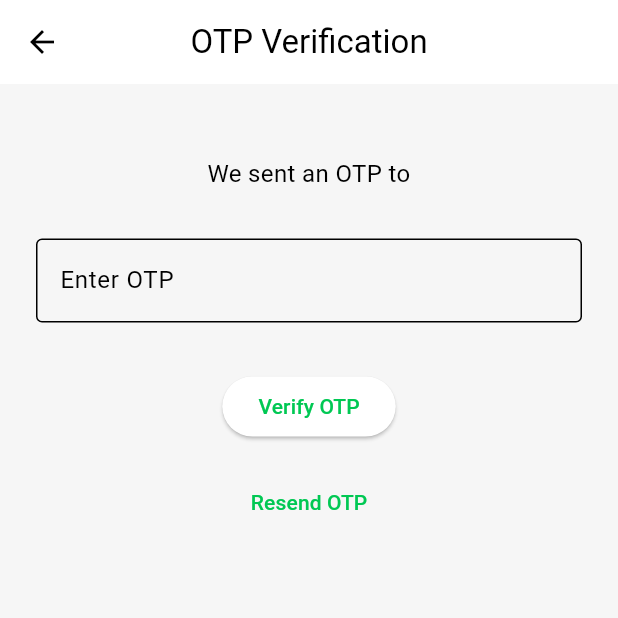
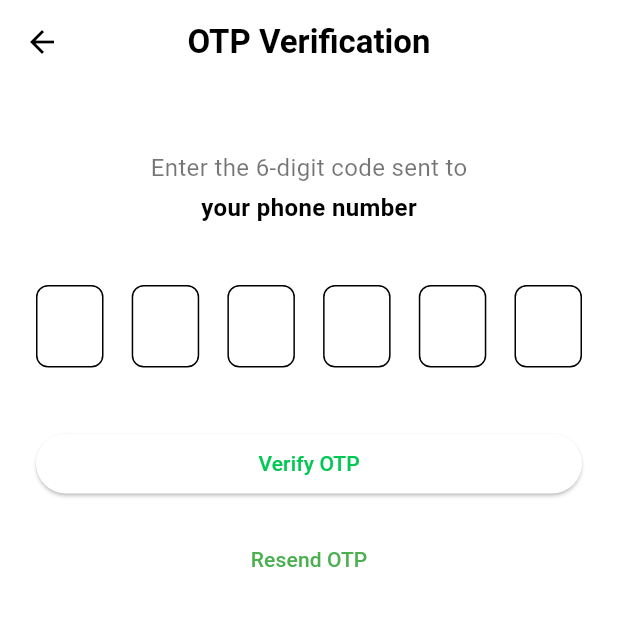
Before and after one commit to MikiasEyayaw/bike_e_scooter, a Flutter app: the OtpVerificationScreen screen opened by its route, on a phone screen of 412 x 824 dp, the top half of it. Run offline on Flutter 3.47's test engine with Material 3 defaults, Android fonts, the light colour scheme and no system bars.

Commit message:
Implement responsive Verification & OTP interface (UI-only, not yet connected to routes

```diff
--- a/lib/app.dart
+++ b/lib/app.dart
@@ -12,7 +12,7 @@ class MyApp extends StatelessWidget {
       title: 'RideNow',
       debugShowCheckedModeBanner: false,
       theme: AppTheme.lightTheme,
-      initialRoute: RouteNames.login,
+      initialRoute: RouteNames.verification,
       onGenerateRoute: AppRouter.generateRoute,
     );
   }
--- a/lib/features/auth/screen/otp_verfication_screen.dart
+++ b/lib/features/auth/screen/otp_verfication_screen.dart
@@ -3,24 +3,56 @@ import '../../../core/widgets/custom_button.dart';
 import '../../../core/widgets/loading_instructor.dart';
 
 class OtpVerificationScreen extends StatefulWidget {
-  final String phoneNumber;
+  final String? phoneNumber;
 
-  const OtpVerificationScreen({super.key, required this.phoneNumber});
+  const OtpVerificationScreen({super.key, this.phoneNumber});
 
   @override
   State<OtpVerificationScreen> createState() => _OtpVerificationScreenState();
 }
 
 class _OtpVerificationScreenState extends State<OtpVerificationScreen> {
-  final TextEditingController _otpController = TextEditingController();
+  final List<TextEditingController> _otpControllers =
+      List.generate(6, (_) => TextEditingController());
   bool _isLoading = false;
+  String? _displayPhone;
+
+  @override
+  void didChangeDependencies() {
+    super.didChangeDependencies();
+
+    // ✅ Safely access ModalRoute here instead of initState()
+    if (_displayPhone == null || _displayPhone!.isEmpty) {
+      final routeArgs = ModalRoute.of(context)?.settings.arguments;
+
+      if (routeArgs != null) {
+        if (routeArgs is Map) {
+          _displayPhone = (routeArgs['phone'] ??
+                  routeArgs['phoneNumber'] ??
+                  routeArgs['idNumber'])
+              ?.toString();
+        } else {
+          _displayPhone = routeArgs.toString();
+        }
+      }
+    }
+
+    // Fallback: if still null, use constructor-provided value
+    _displayPhone ??= widget.phoneNumber ?? '';
+  }
 
   void _verifyOtp() async {
+    String otp = _otpControllers.map((c) => c.text).join();
+
+    if (otp.length != 6) {
+      ScaffoldMessenger.of(context).showSnackBar(
+        const SnackBar(content: Text('Please enter the 6-digit OTP')),
+      );
+      return;
+    }
+
     setState(() => _isLoading = true);
-
-    // Simulate OTP verification delay
     await Future.delayed(const Duration(seconds: 2));
-
     setState(() => _isLoading = false);
 
     ScaffoldMessenger.of(context).showSnackBar(
@@ -30,44 +62,112 @@ class _OtpVerificationScreenState extends State<OtpVerificationScreen> {
     Navigator.pushReplacementNamed(context, '/dashboard');
   }
 
+  void _onOtpChanged(int index, String value) {
+    if (value.isNotEmpty && index < 5) {
+      FocusScope.of(context).nextFocus();
+    } else if (value.isEmpty && index > 0) {
+      FocusScope.of(context).previousFocus();
+    }
+  }
+
+  @override
+  void dispose() {
+    for (var controller in _otpControllers) {
+      controller.dispose();
+    }
+    super.dispose();
+  }
+
   @override
   Widget build(BuildContext context) {
+    final phoneText = (_displayPhone == null || _displayPhone!.isEmpty)
+        ? 'your phone number'
+        : _displayPhone!;
+
     return Scaffold(
+      backgroundColor: Colors.white,
       appBar: AppBar(
-        title: const Text('OTP Verification'),
+        leading: IconButton(
+          icon: const Icon(Icons.arrow_back),
+          onPressed: () => Navigator.pop(context),
+        ),
+        title: const Text(
+          'OTP Verification',
+          style: TextStyle(fontWeight: FontWeight.w600),
+        ),
         centerTitle: true,
+        backgroundColor: Colors.white,
+        elevation: 0,
+        foregroundColor: Colors.black,
       ),
       body: Padding(
         padding: const EdgeInsets.all(24.0),
         child: Column(
           crossAxisAlignment: CrossAxisAlignment.center,
           children: [
-            const SizedBox(height: 24),
-            Text(
-              'We sent an OTP to ${widget.phoneNumber}',
-              textAlign: TextAlign.center,
-              style: const TextStyle(fontSize: 16),
-            ),
-            const SizedBox(height: 32),
-            TextField(
-              controller: _otpController,
-              keyboardType: TextInputType.number,
-              decoration: const InputDecoration(
-                labelText: 'Enter OTP',
-                border: OutlineInputBorder(),
+            const SizedBox(height: 20),
+            const Text(
+              'Enter the 6-digit code sent to',
+              style: TextStyle(
+                fontSize: 16,
+                color: Colors.black54,
               ),
             ),
-            const SizedBox(height: 32),
+            const SizedBox(height: 4),
+            Text(
+              phoneText,
+              style: const TextStyle(
+                fontWeight: FontWeight.bold,
+                fontSize: 16,
+              ),
+            ),
+            const SizedBox(height: 40),
+
+            // OTP boxes
+            Row(
+              mainAxisAlignment: MainAxisAlignment.spaceBetween,
+              children: List.generate(6, (index) {
+                return SizedBox(
+                  width: 45,
+                  height: 55,
+                  child: TextField(
+                    controller: _otpControllers[index],
+                    keyboardType: TextInputType.number,
+                    textAlign: TextAlign.center,
+                    maxLength: 1,
+                    onChanged: (value) => _onOtpChanged(index, value),
+                    decoration: InputDecoration(
+                      counterText: '',
+                      border: OutlineInputBorder(
+                        borderRadius: BorderRadius.circular(8),
+                      ),
+                    ),
+                  ),
+                );
+              }),
+            ),
+
+            const SizedBox(height: 40),
             _isLoading
                 ? const LoadingIndicator()
-                : CustomButton(
-              text: 'Verify OTP',
-              onPressed: _verifyOtp,
-            ),
+                : SizedBox(
+                    width: double.infinity,
+                    child: CustomButton(
+                      text: 'Verify OTP',
+                      onPressed: _verifyOtp,
+                    ),
+                  ),
             const SizedBox(height: 16),
             TextButton(
-              onPressed: () {},
-              child: const Text('Resend OTP'),
+              onPressed: () {
+                ScaffoldMessenger.of(context).showSnackBar(
+                  const SnackBar(content: Text('OTP resent!')),
+                );
+              },
+              child: const Text(
+                'Resend OTP',
+                style: TextStyle(color: Colors.green, fontWeight: FontWeight.w500),
+              ),
             ),
           ],
         ),
--- a/lib/routing/app_router.dart
+++ b/lib/routing/app_router.dart
@@ -7,6 +7,7 @@ import '../features/ride_history/screens/ride_history_screen.dart';
 import '../features/wallet/screens/wallet_screen.dart';
 import '../features/profile/screens/profile_screen.dart';
 import '../features/support/screens/help_screen.dart';
+import '../features/auth/screen/verification.dart'; // ✅ added import
 import 'route_names.dart';
 
 class AppRouter {
@@ -59,6 +60,12 @@ class AppRouter {
           builder: (_) => const HelpScreen(),
         );
 
+      // ✅ new route added here
+      case RouteNames.verification:
+        return MaterialPageRoute(
+          builder: (_) => const VerificationScreen(),
+        );
+
       default:
         return MaterialPageRoute(
           builder: (_) => Scaffold(
--- a/lib/routing/route_names.dart
+++ b/lib/routing/route_names.dart
@@ -8,4 +8,5 @@ class RouteNames {
   static const String wallet = '/wallet';
   static const String profile = '/profile';
   static const String support = '/support';
+  static const String verification = '/verification'; // ✅ added route name
 }
```
Also changed, not shown: lib/features/auth/screen/verification.dart (added, +159 -0 lines).
